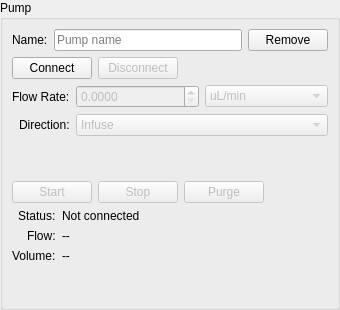
The window that resources/ui/PumpRowWidget.ui (KPT1020/mib-studio-qt) describes before a commit, drawn with Qt 5.
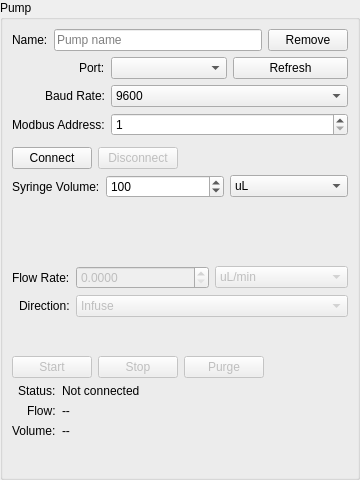
The same window after the commit.

Commit message: Remove SyringePumpSettingsDialog; inline full pump config in PumpRowWidget

The edit to the form file:
```diff
--- a/resources/ui/PumpRowWidget.ui
+++ b/resources/ui/PumpRowWidget.ui
@@ -6,8 +6,8 @@
    <rect>
     <x>0</x>
     <y>0</y>
-    <width>340</width>
-    <height>310</height>
+    <width>360</width>
+    <height>480</height>
    </rect>
   </property>
   <layout class="QVBoxLayout" name="mainLayout">
@@ -57,6 +57,90 @@
         </item>
        </layout>
       </item>
+      <item>
+       <layout class="QFormLayout" name="connectionForm">
+        <property name="labelAlignment">
+         <set>Qt::AlignRight|Qt::AlignTrailing|Qt::AlignVCenter</set>
+        </property>
+        <item row="0" column="0">
+         <widget class="QLabel" name="portLabel">
+          <property name="text">
+           <string>Port:</string>
+          </property>
+         </widget>
+        </item>
+        <item row="0" column="1">
+         <layout class="QHBoxLayout" name="portLayout">
+          <item>
+           <widget class="QComboBox" name="portCombo"/>
+          </item>
+          <item>
+           <widget class="QPushButton" name="portRefreshBtn">
+            <property name="text">
+             <string>Refresh</string>
+            </property>
+           </widget>
+          </item>
+         </layout>
+        </item>
+        <item row="1" column="0">
+         <widget class="QLabel" name="baudLabel">
+          <property name="text">
+           <string>Baud Rate:</string>
+          </property>
+         </widget>
+        </item>
+        <item row="1" column="1">
+         <widget class="QComboBox" name="baudCombo">
+          <item>
+           <property name="text">
+            <string>9600</string>
+           </property>
+          </item>
+          <item>
+           <property name="text">
+            <string>19200</string>
+           </property>
+          </item>
+          <item>
+           <property name="text">
+            <string>38400</string>
+           </property>
+          </item>
+          <item>
+           <property name="text">
+            <string>57600</string>
+           </property>
+          </item>
+          <item>
+           <property name="text">
+            <string>115200</string>
+           </property>
+          </item>
+         </widget>
+        </item>
+        <item row="2" column="0">
+         <widget class="QLabel" name="addressLabel">
+          <property name="text">
+           <string>Modbus Address:</string>
+          </property>
+         </widget>
+        </item>
+        <item row="2" column="1">
+         <widget class="QSpinBox" name="addressSpinBox">
+          <property name="minimum">
+           <number>1</number>
+          </property>
+          <property name="maximum">
+           <number>247</number>
+          </property>
+          <property name="value">
+           <number>1</number>
+          </property>
+         </widget>
+        </item>
+       </layout>
+      </item>
       <item>
        <layout class="QHBoxLayout" name="connLayout">
         <item>
@@ -91,6 +175,51 @@
         </item>
        </layout>
       </item>
+      <item>
+       <layout class="QFormLayout" name="syringeForm">
+        <property name="labelAlignment">
+         <set>Qt::AlignRight|Qt::AlignTrailing|Qt::AlignVCenter</set>
+        </property>
+        <item row="0" column="0">
+         <widget class="QLabel" name="syringeVolLabel">
+          <property name="text">
+           <string>Syringe Volume:</string>
+          </property>
+         </widget>
+        </item>
+        <item row="0" column="1">
+         <layout class="QHBoxLayout" name="syringeLayout">
+          <item>
+           <widget class="QSpinBox" name="syringeVolSpinBox">
+            <property name="minimum">
+             <number>1</number>
+            </property>
+            <property name="maximum">
+             <number>9999</number>
+            </property>
+            <property name="value">
+             <number>100</number>
+            </property>
+           </widget>
+          </item>
+          <item>
+           <widget class="QComboBox" name="syringeUnitCombo">
+            <item>
+             <property name="text">
+              <string>uL</string>
+             </property>
+            </item>
+            <item>
+             <property name="text">
+              <string>mL</string>
+             </property>
+            </item>
+           </widget>
+          </item>
+         </layout>
+        </item>
+       </layout>
+      </item>
       <item>
        <layout class="QFormLayout" name="flowForm">
         <property name="labelAlignment">
```
The commit also changes 18 other files.
